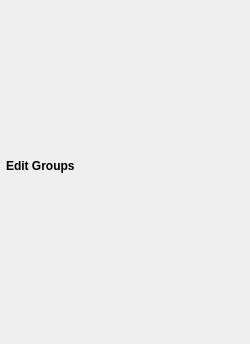
Before: the Qt Designer form src/Synapse.QtClient/qt-gui/EditGroupsWindow.ui in codebutler/synapse, drawn with Qt 5.
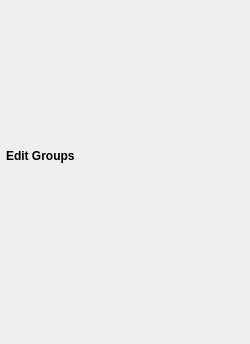
After: the same form once the commit is applied. Custom widgets are drawn as their Qt base class.

Commit message: Group edit window now works!

Diff of the .ui file:
```diff
--- a/src/Synapse.QtClient/qt-gui/EditGroupsWindow.ui
+++ b/src/Synapse.QtClient/qt-gui/EditGroupsWindow.ui
@@ -46,6 +46,13 @@
      </property>
     </widget>
    </item>
+   <item>
+    <widget class="QLabel" name="jidLabel" >
+     <property name="text" >
+      <string/>
+     </property>
+    </widget>
+   </item>
    <item>
     <widget class="Synapse.QtClient.Widgets.EditGroupsWidget" native="1" name="groupsWidget" />
    </item>
```
The commit also changes 5 other files.
